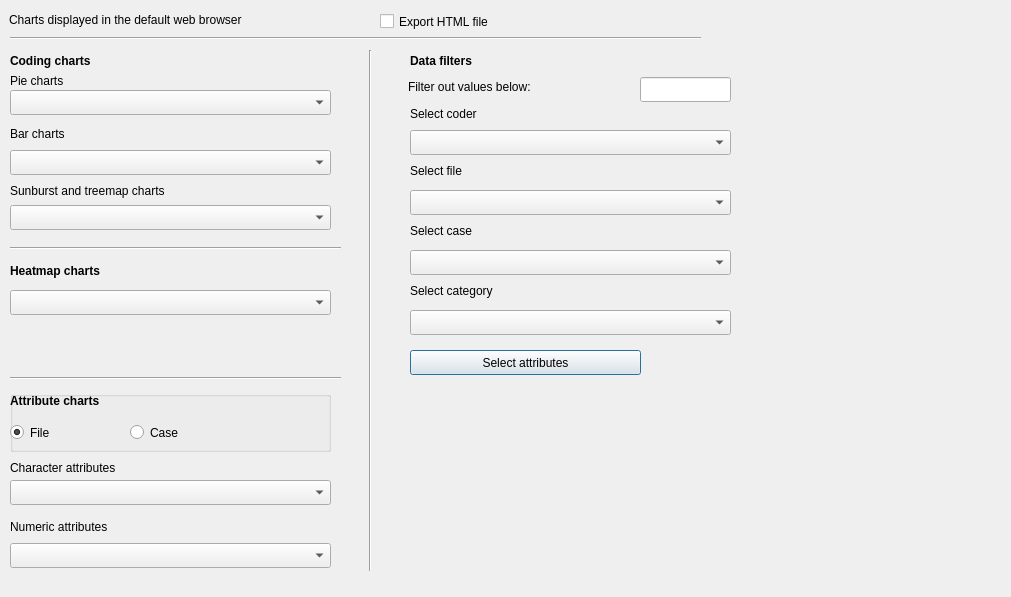
First picture: the form in GUI_UIs/ui_dialog_charts.ui, repository ccbogel/QualCoder, before the edit.
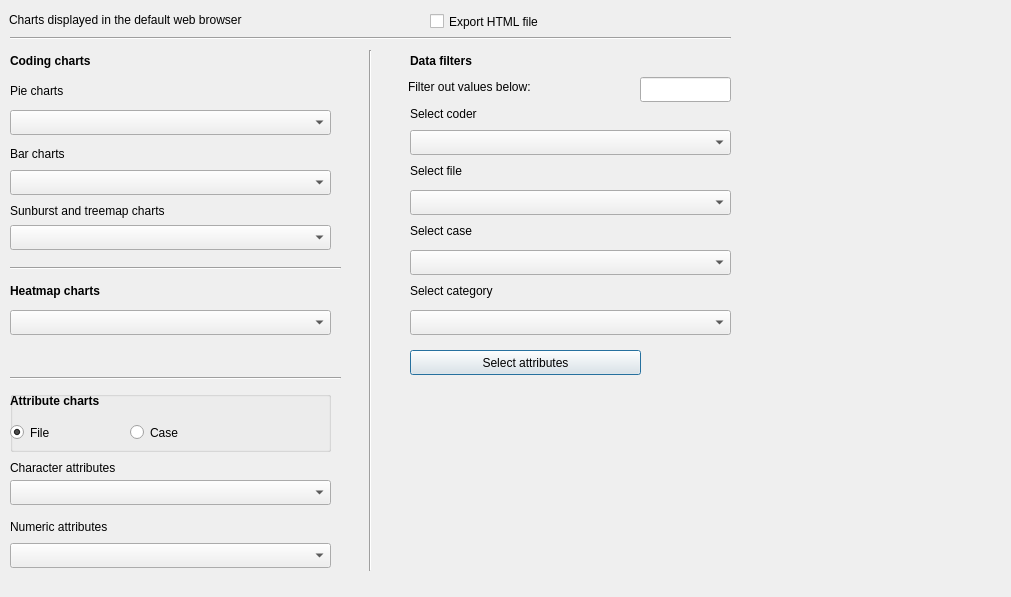
Second picture: the form after the edit.

Commit message: minor widget repositioning

What changed in the file:
```diff
--- a/GUI_UIs/ui_dialog_charts.ui
+++ b/GUI_UIs/ui_dialog_charts.ui
@@ -18,7 +18,7 @@
     <rect>
      <x>9</x>
      <y>9</y>
-     <width>341</width>
+     <width>391</width>
      <height>22</height>
     </rect>
    </property>
@@ -30,8 +30,8 @@
    <property name="geometry">
     <rect>
      <x>10</x>
-     <y>70</y>
-     <width>291</width>
+     <y>80</y>
+     <width>311</width>
      <height>22</height>
     </rect>
    </property>
@@ -43,7 +43,7 @@
    <property name="geometry">
     <rect>
      <x>10</x>
-     <y>123</y>
+     <y>143</y>
      <width>291</width>
      <height>22</height>
     </rect>
@@ -56,7 +56,7 @@
    <property name="geometry">
     <rect>
      <x>10</x>
-     <y>90</y>
+     <y>110</y>
      <width>321</width>
      <height>25</height>
     </rect>
@@ -66,7 +66,7 @@
    <property name="geometry">
     <rect>
      <x>10</x>
-     <y>150</y>
+     <y>170</y>
      <width>321</width>
      <height>25</height>
     </rect>
@@ -76,7 +76,7 @@
    <property name="geometry">
     <rect>
      <x>10</x>
-     <y>205</y>
+     <y>225</y>
      <width>321</width>
      <height>25</height>
     </rect>
@@ -86,7 +86,7 @@
    <property name="geometry">
     <rect>
      <x>10</x>
-     <y>180</y>
+     <y>200</y>
      <width>291</width>
      <height>22</height>
     </rect>
@@ -219,7 +219,7 @@
     <rect>
      <x>410</x>
      <y>50</y>
-     <width>291</width>
+     <width>321</width>
      <height>22</height>
     </rect>
    </property>
@@ -238,7 +238,7 @@
     <rect>
      <x>10</x>
      <y>50</y>
-     <width>261</width>
+     <width>311</width>
      <height>22</height>
     </rect>
    </property>
@@ -417,9 +417,9 @@
   <widget class="QCheckBox" name="checkBox_export_html">
    <property name="geometry">
     <rect>
-     <x>380</x>
+     <x>430</x>
      <y>10</y>
-     <width>201</width>
+     <width>301</width>
      <height>23</height>
     </rect>
    </property>
@@ -431,7 +431,7 @@
    <property name="geometry">
     <rect>
      <x>10</x>
-     <y>260</y>
+     <y>280</y>
      <width>261</width>
      <height>22</height>
     </rect>
@@ -451,7 +451,7 @@
     <rect>
      <x>10</x>
      <y>30</y>
-     <width>691</width>
+     <width>721</width>
      <height>16</height>
     </rect>
    </property>
@@ -463,7 +463,7 @@
    <property name="geometry">
     <rect>
      <x>10</x>
-     <y>240</y>
+     <y>260</y>
      <width>331</width>
      <height>16</height>
     </rect>
@@ -476,7 +476,7 @@
    <property name="geometry">
     <rect>
      <x>10</x>
-     <y>290</y>
+     <y>310</y>
      <width>321</width>
      <height>25</height>
     </rect>
```
The commit also changes 1 other file.
